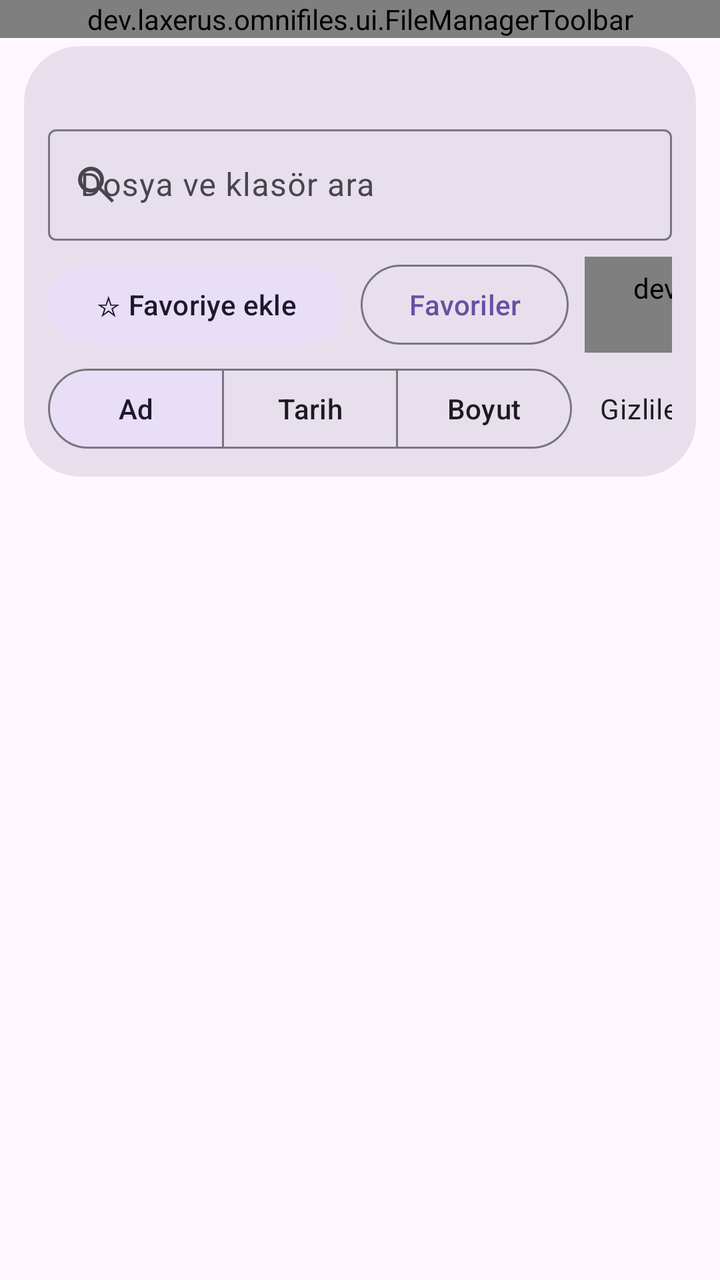
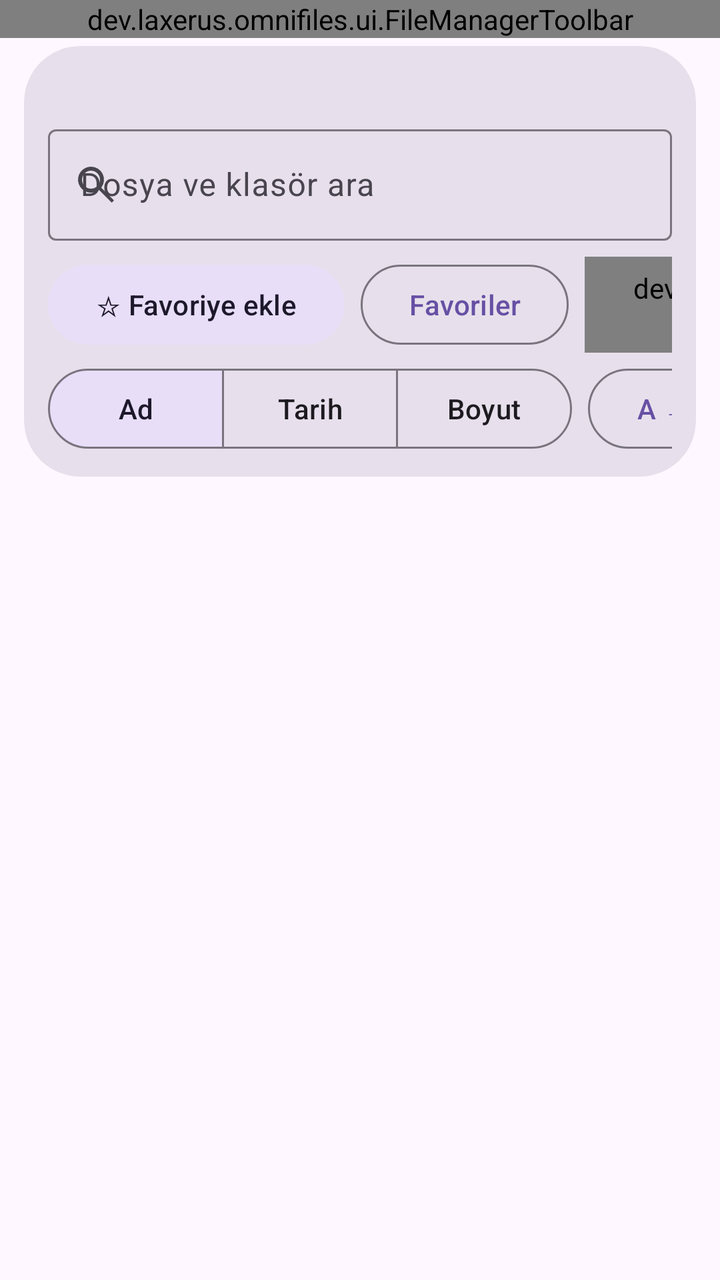

The first picture is an Android layout as it rendered before a commit; the second is the same layout after the commit. The layout source and the unified diff follow.
<!-- AndroidManifest.xml: application theme Theme.OmniFiles -->
<!-- res/layout/activity_file_browser.xml -->
<?xml version="1.0" encoding="utf-8"?>
<LinearLayout xmlns:android="http://schemas.android.com/apk/res/android"
    xmlns:app="http://schemas.android.com/apk/res-auto"
    android:id="@+id/root"
    android:layout_width="match_parent"
    android:layout_height="match_parent"
    android:orientation="vertical">

    <dev.laxerus.omnifiles.ui.FileManagerToolbar
        android:id="@+id/toolbar"
        android:layout_width="match_parent"
        android:layout_height="wrap_content"
        app:title="@string/browser_title" />

    <com.google.android.material.card.MaterialCardView
        android:layout_width="match_parent"
        android:layout_height="wrap_content"
        android:layout_marginStart="12dp"
        android:layout_marginTop="4dp"
        android:layout_marginEnd="12dp"
        android:layout_marginBottom="10dp"
        app:cardBackgroundColor="?attr/colorSurfaceVariant"
        app:cardCornerRadius="28dp"
        app:cardElevation="0dp"
        app:strokeWidth="0dp">

        <LinearLayout
            android:layout_width="match_parent"
            android:layout_height="wrap_content"
            android:orientation="vertical"
            android:paddingStart="12dp"
            android:paddingTop="12dp"
            android:paddingEnd="12dp"
            android:paddingBottom="10dp">

            <TextView
                android:id="@+id/pathText"
                android:layout_width="match_parent"
                android:layout_height="wrap_content"
                android:ellipsize="middle"
                android:maxLines="2"
                android:paddingStart="6dp"
                android:paddingEnd="6dp"
                android:paddingBottom="8dp"
                android:textAppearance="?attr/textAppearanceBodySmall" />

            <com.google.android.material.textfield.TextInputLayout
                android:id="@+id/searchLayout"
                android:layout_width="match_parent"
                android:layout_height="wrap_content"
                android:hint="@string/search_files"
                app:endIconMode="clear_text"
                app:startIconDrawable="@drawable/ic_search_24">

                <com.google.android.material.textfield.TextInputEditText
                    android:id="@+id/searchInput"
                    android:layout_width="match_parent"
                    android:layout_height="wrap_content"
                    android:imeOptions="actionDone"
                    android:inputType="text"
                    android:maxLines="1" />
            </com.google.android.material.textfield.TextInputLayout>

            <HorizontalScrollView
                android:layout_width="match_parent"
                android:layout_height="wrap_content"
                android:layout_marginTop="8dp"
                android:fillViewport="false"
                android:scrollbars="none">

                <LinearLayout
                    android:layout_width="wrap_content"
                    android:layout_height="wrap_content"
                    android:gravity="center_vertical"
                    android:orientation="horizontal">

                    <com.google.android.material.button.MaterialButton
                        android:id="@+id/favoriteToggleButton"
                        style="@style/Widget.Material3.Button.TonalButton"
                        android:layout_width="wrap_content"
                        android:layout_height="wrap_content"
                        android:text="@string/add_favorite" />

                    <com.google.android.material.button.MaterialButton
                        android:id="@+id/favoritesButton"
                        style="@style/Widget.Material3.Button.OutlinedButton"
                        android:layout_width="wrap_content"
                        android:layout_height="wrap_content"
                        android:layout_marginStart="8dp"
                        android:text="@string/favorites" />

                    <dev.laxerus.omnifiles.ui.RecentFoldersButton
                        android:id="@+id/recentFoldersButton"
                        style="@style/Widget.Material3.Button.OutlinedButton"
                        android:layout_width="wrap_content"
                        android:layout_height="wrap_content"
                        android:layout_marginStart="8dp"
                        android:text="@string/recent_folders" />

                    <com.google.android.material.button.MaterialButton
                        android:id="@+id/newFolderButton"
                        style="@style/Widget.Material3.Button.OutlinedButton"
                        android:layout_width="wrap_content"
                        android:layout_height="wrap_content"
                        android:layout_marginStart="8dp"
                        android:text="@string/new_folder" />
                </LinearLayout>
            </HorizontalScrollView>

            <HorizontalScrollView
                android:layout_width="match_parent"
                android:layout_height="wrap_content"
                android:layout_marginTop="4dp"
                android:fillViewport="false"
                android:scrollbars="none">

                <LinearLayout
                    android:layout_width="wrap_content"
                    android:layout_height="wrap_content"
                    android:gravity="center_vertical"
                    android:orientation="horizontal">

                    <com.google.android.material.button.MaterialButtonToggleGroup
                        android:id="@+id/sortGroup"
                        android:layout_width="wrap_content"
                        android:layout_height="wrap_content"
                        app:checkedButton="@id/sortNameButton"
                        app:selectionRequired="true"
                        app:singleSelection="true">

                        <com.google.android.material.button.MaterialButton
                            android:id="@+id/sortNameButton"
                            style="@style/Widget.Material3.Button.OutlinedButton"
                            android:layout_width="wrap_content"
                            android:layout_height="wrap_content"
                            android:text="@string/sort_name" />

                        <com.google.android.material.button.MaterialButton
                            android:id="@+id/sortDateButton"
                            style="@style/Widget.Material3.Button.OutlinedButton"
                            android:layout_width="wrap_content"
                            android:layout_height="wrap_content"
                            android:text="@string/sort_date" />

                        <com.google.android.material.button.MaterialButton
                            android:id="@+id/sortSizeButton"
                            style="@style/Widget.Material3.Button.OutlinedButton"
                            android:layout_width="wrap_content"
                            android:layout_height="wrap_content"
                            android:text="@string/sort_size" />
                    </com.google.android.material.button.MaterialButtonToggleGroup>

                    <com.google.android.material.switchmaterial.SwitchMaterial
                        android:id="@+id/hiddenSwitch"
                        android:layout_width="wrap_content"
                        android:layout_height="wrap_content"
                        android:layout_marginStart="14dp"
                        android:text="@string/show_hidden" />
                </LinearLayout>
            </HorizontalScrollView>
        </LinearLayout>
    </com.google.android.material.card.MaterialCardView>

    <com.google.android.material.card.MaterialCardView
        android:id="@+id/selectionBar"
        android:layout_width="match_parent"
        android:layout_height="wrap_content"
        android:layout_marginStart="12dp"
        android:layout_marginEnd="12dp"
        android:layout_marginBottom="8dp"
        android:visibility="gone"
        app:cardBackgroundColor="?attr/colorSecondaryContainer"
        app:cardCornerRadius="22dp"
        app:cardElevation="0dp"
        app:strokeWidth="0dp">

        <LinearLayout
            android:layout_width="match_parent"
            android:layout_height="wrap_content"
            android:orientation="vertical"
            android:padding="12dp">

            <TextView
                android:id="@+id/selectedCountText"
                android:layout_width="match_parent"
                android:layout_height="wrap_content"
                android:textAppearance="?attr/textAppearanceTitleMedium" />

            <HorizontalScrollView
                android:layout_width="match_parent"
                android:layout_height="wrap_content"
                android:layout_marginTop="6dp"
                android:scrollbars="none">

                <LinearLayout
                    android:layout_width="wrap_content"
                    android:layout_height="wrap_content"
                    android:orientation="horizontal">

                    <com.google.android.material.button.MaterialButton
                        android:id="@+id/selectAllButton"
                        style="@style/Widget.Material3.Button.TextButton"
                        android:layout_width="wrap_content"
                        android:layout_height="wrap_content"
                        android:text="@string/select_all" />

                    <com.google.android.material.button.MaterialButton
                        android:id="@+id/selectionShareButton"
                        style="@style/Widget.Material3.Button.TextButton"
                        android:layout_width="wrap_content"
                        android:layout_height="wrap_content"
                        android:text="@string/share" />

                    <com.google.android.material.button.MaterialButton
                        android:id="@+id/selectionCopyButton"
                        style="@style/Widget.Material3.Button.TextButton"
                        android:layout_width="wrap_content"
                        android:layout_height="wrap_content"
                        android:text="@string/copy" />

                    <com.google.android.material.button.MaterialButton
                        android:id="@+id/selectionMoveButton"
                        style="@style/Widget.Material3.Button.TextButton"
                        android:layout_width="wrap_content"
                        android:layout_height="wrap_content"
                        android:text="@string/move" />

                    <com.google.android.material.button.MaterialButton
                        android:id="@+id/selectionTrashButton"
                        style="@style/Widget.Material3.Button.TextButton"
                        android:layout_width="wrap_content"
                        android:layout_height="wrap_content"
                        android:text="@string/move_to_trash" />

                    <com.google.android.material.button.MaterialButton
                        android:id="@+id/cancelSelectionButton"
                        style="@style/Widget.Material3.Button.TextButton"
                        android:layout_width="wrap_content"
                        android:layout_height="wrap_content"
                        android:text="@string/cancel" />
                </LinearLayout>
            </HorizontalScrollView>
        </LinearLayout>
    </com.google.android.material.card.MaterialCardView>

    <TextView
        android:id="@+id/transferText"
        android:layout_width="match_parent"
        android:layout_height="wrap_content"
        android:layout_marginStart="20dp"
        android:layout_marginEnd="20dp"
        android:layout_marginBottom="6dp"
        android:ellipsize="middle"
        android:maxLines="2"
        android:textAppearance="?attr/textAppearanceBodyMedium"
        android:visibility="gone" />

    <com.google.android.material.button.MaterialButton
        android:id="@+id/pasteButton"
        style="@style/Widget.Material3.Button"
        android:layout_width="match_parent"
        android:layout_height="wrap_content"
        android:layout_marginStart="16dp"
        android:layout_marginEnd="16dp"
        android:layout_marginBottom="4dp"
        android:text="@string/paste_copy"
        android:visibility="gone" />

    <com.google.android.material.button.MaterialButton
        android:id="@+id/cancelTransferButton"
        style="@style/Widget.Material3.Button.TextButton"
        android:layout_width="match_parent"
        android:layout_height="wrap_content"
        android:layout_marginStart="16dp"
        android:layout_marginEnd="16dp"
        android:layout_marginBottom="4dp"
        android:text="@string/cancel_transfer"
        android:visibility="gone" />

    <com.google.android.material.progressindicator.LinearProgressIndicator
        android:id="@+id/operationProgress"
        android:layout_width="match_parent"
        android:layout_height="wrap_content"
        android:layout_marginStart="16dp"
        android:layout_marginEnd="16dp"
        android:indeterminate="true"
        android:visibility="gone" />

    <dev.laxerus.omnifiles.ui.StorageAccessButton
        android:id="@+id/storageAccessButton"
        style="@style/Widget.Material3.Button"
        android:layout_width="match_parent"
        android:layout_height="wrap_content"
        android:layout_marginStart="16dp"
        android:layout_marginTop="12dp"
        android:layout_marginEnd="16dp"
        android:layout_marginBottom="8dp"
        android:text="@string/grant_access_inline"
        android:visibility="gone" />

    <androidx.recyclerview.widget.RecyclerView
        android:id="@+id/list"
        android:layout_width="match_parent"
        android:layout_height="0dp"
        android:layout_weight="1"
        android:clipToPadding="false"
        android:paddingStart="4dp"
        android:paddingEnd="4dp"
        android:paddingBottom="20dp" />

    <TextView
        android:id="@+id/emptyText"
        android:layout_width="match_parent"
        android:layout_height="wrap_content"
        android:gravity="center"
        android:padding="28dp"
        android:text="@string/empty_folder"
        android:textAppearance="?attr/textAppearanceBodyLarge"
        android:visibility="gone" />
</LinearLayout>
<!-- resources referenced by this layout -->
<resources>
  <!-- drawable ic_search_24 (drawable) -->
  <vector xmlns:android="http://schemas.android.com/apk/res/android"
      android:width="24dp"
      android:height="24dp"
      android:viewportWidth="24"
      android:viewportHeight="24">
      <path
          android:fillColor="@android:color/white"
          android:pathData="M9.5,3a6.5,6.5 0,1 0,3.98 11.64L19.85,21 21,19.85l-6.36,-6.37A6.5,6.5 0,0 0,9.5 3zm0,2a4.5,4.5 0,1 1,0 9a4.5,4.5 0,0 1,0 -9z" />
  </vector>
  <string name="add_favorite">☆ Favoriye ekle</string>
  <string name="browser_title">Dosyalar</string>
  <string name="cancel">İptal</string>
  <string name="cancel_transfer">Aktarımı iptal et</string>
  <string name="copy">Kopyala</string>
  <string name="empty_folder">Bu klasör boş veya okunamıyor.</string>
  <string name="favorites">Favoriler</string>
  <string name="grant_access_inline">Depolama erişimini aç</string>
  <string name="move">Taşı</string>
  <string name="move_to_trash">Çöpe taşı</string>
  <string name="new_folder">Yeni klasör</string>
  <string name="paste_copy">Buraya kopyala</string>
  <string name="recent_folders">Hızlı erişim</string>
  <string name="search_files">Dosya ve klasör ara</string>
  <string name="select_all">Tümünü seç</string>
  <string name="share">Paylaş</string>
  <string name="show_hidden">Gizlileri göster</string>
  <string name="sort_date">Tarih</string>
  <string name="sort_name">Ad</string>
  <string name="sort_size">Boyut</string>
  <style name="Theme.OmniFiles" parent="Theme.Material3.DayNight.NoActionBar">
          <item name="android:windowActionModeOverlay">true</item>
          <item name="android:windowLightStatusBar" tools:targetApi="m">?attr/isLightTheme</item>
          <item name="android:navigationBarColor">@android:color/transparent</item>
          <item name="android:statusBarColor">@android:color/transparent</item>
      </style>
</resources>

<!-- the commit's change to res/layout/activity_file_browser.xml (unified diff, before → after) -->
@@ -150,6 +150,14 @@
                             android:text="@string/sort_size" />
                     </com.google.android.material.button.MaterialButtonToggleGroup>
 
+                    <com.google.android.material.button.MaterialButton
+                        android:id="@+id/sortDirectionButton"
+                        style="@style/Widget.Material3.Button.OutlinedButton"
+                        android:layout_width="wrap_content"
+                        android:layout_height="wrap_content"
+                        android:layout_marginStart="8dp"
+                        android:text="@string/sort_direction_name_ascending" />
+
                     <com.google.android.material.switchmaterial.SwitchMaterial
                         android:id="@+id/hiddenSwitch"
                         android:layout_width="wrap_content"
<!-- resource entries referenced after the edit -->
@@ -28,6 +28,7 @@
   <string name="share">Paylaş</string>
   <string name="show_hidden">Gizlileri göster</string>
   <string name="sort_date">Tarih</string>
+  <string name="sort_direction_name_ascending">A → Z</string>
   <string name="sort_name">Ad</string>
   <string name="sort_size">Boyut</string>
   <style name="Theme.OmniFiles" parent="Theme.Material3.DayNight.NoActionBar">
